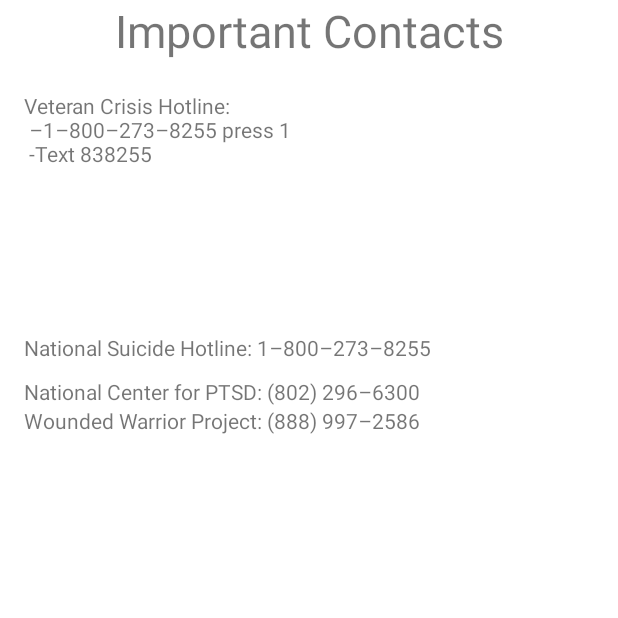
After one commit to granttg2/cis400_ptsd, an Android app: the Learn screen opened directly, with no data from a screen before it, on a phone screen of 412 x 824 dp, the top half of it. The commit adds this screen. Run offline under Robolectric (Android 15) with nearby library versions, the light colour scheme and no system bars.

Commit message:
Map and Learn
A map (with no extra features ) appears. Contacts have been moved to checklist which Ive renamed Learn

```diff
--- a/app/src/main/AndroidManifest.xml
+++ b/app/src/main/AndroidManifest.xml
@@ -9,9 +9,13 @@
         android:roundIcon="@mipmap/ic_launcher_round"
         android:supportsRtl="true"
         android:theme="@style/Theme.Cis400_ptsd">
-        <activity android:name=".CheckListMain"/>
+
+        <activity android:name=".Learn"/>
         <activity android:name=".GameMain"/>
         <activity android:name=".MapMain"/>
+        <meta-data
+            android:name="com.google.android.geo.API_KEY"
+            android:value="${MAPS_API_KEY}" />
         <activity android:name=".MeditationMain"/>
         <activity
             android:name=".MainActivity"
--- a/app/src/main/java/com/example/cis400_ptsd/CheckListMain.java
+++ /dev/null
@@ -1,6 +0,0 @@
-package com.example.cis400_ptsd;
-
-import android.app.Activity;
-
-public class CheckListMain extends Activity {
-}
--- /dev/null
+++ b/app/src/main/java/com/example/cis400_ptsd/Learn.java
@@ -0,0 +1,17 @@
+package com.example.cis400_ptsd;
+
+import android.app.Activity;
+import android.os.Bundle;
+import android.widget.TextView;
+
+public class Learn extends Activity {
+    protected void onCreate(Bundle savedInstanceState) {
+        super.onCreate(savedInstanceState);
+        setContentView(R.layout.activity_learn);
+        TextView contact_text = findViewById(R.id.contacts);
+        TextView vet_crisis_text = findViewById(R.id.veteranCrisis);
+        TextView suicide_hotline_text = findViewById(R.id.suicideHotline);
+        TextView center_for_ptsd_text = findViewById(R.id.woundedWarriors);
+
+    }
+}
--- /dev/null
+++ b/app/src/main/res/layout/activity_learn.xml
@@ -0,0 +1,68 @@
+<?xml version="1.0" encoding="utf-8"?>
+<androidx.constraintlayout.widget.ConstraintLayout xmlns:android="http://schemas.android.com/apk/res/android"
+    android:layout_width="match_parent"
+    xmlns:app="http://schemas.android.com/apk/res-auto"
+    android:layout_height="match_parent"
+    android:id="@+id/contactInfo"
+    xmlns:tools="http://schemas.android.com/tools"
+    tools:context=".Learn">
+
+<TextView
+    android:id="@+id/contacts"
+    android:layout_width="wrap_content"
+    android:layout_height="wrap_content"
+    android:layout_marginBottom="20dp"
+    android:text="@string/important_contacts"
+    android:textAlignment="center"
+    android:textSize="30sp"
+    app:layout_constraintBottom_toTopOf="@+id/veteranCrisis"
+    app:layout_constraintEnd_toEndOf="parent"
+    app:layout_constraintStart_toStartOf="parent"
+    app:layout_constraintTop_toTopOf="parent"></TextView>
+
+<TextView
+    android:id="@+id/veteranCrisis"
+    android:layout_width="180dp"
+    android:layout_height="0dp"
+    android:layout_marginStart="16dp"
+    android:layout_marginBottom="9dp"
+    android:text="@string/vet_crisis_hotline"
+    app:layout_constraintBottom_toTopOf="@+id/suicideHotline"
+    app:layout_constraintStart_toStartOf="parent"
+    app:layout_constraintTop_toBottomOf="@+id/contacts"></TextView>
+
+<TextView
+    android:id="@+id/suicideHotline"
+    android:layout_width="wrap_content"
+    android:layout_height="wrap_content"
+    android:layout_marginStart="16dp"
+    android:layout_marginBottom="10dp"
+    android:text="@string/national_suicide_hotline"
+    app:layout_constraintBottom_toTopOf="@+id/nationalPTSD"
+    app:layout_constraintStart_toStartOf="parent"
+    app:layout_constraintTop_toBottomOf="@+id/veteranCrisis"></TextView>
+
+<TextView
+    android:id="@+id/nationalPTSD"
+    android:layout_width="wrap_content"
+    android:layout_height="wrap_content"
+    android:layout_marginStart="16dp"
+    android:layout_marginBottom="553dp"
+    android:text="@string/national_center_for_PTSD"
+    app:layout_constraintBottom_toBottomOf="parent"
+    app:layout_constraintStart_toStartOf="parent"
+    app:layout_constraintTop_toBottomOf="@+id/suicideHotline"></TextView>
+
+<TextView
+    android:id="@+id/woundedWarriors"
+    android:layout_width="wrap_content"
+    android:layout_height="wrap_content"
+    android:layout_marginStart="16dp"
+    android:layout_marginBottom="570dp"
+    android:text="@string/wounded_warrior"
+    app:layout_constraintBottom_toBottomOf="parent"
+    app:layout_constraintStart_toStartOf="parent"
+    app:layout_constraintTop_toBottomOf="@+id/nationalPTSD"
+    app:layout_constraintVertical_bias="0.0"></TextView>
+
+</androidx.constraintlayout.widget.ConstraintLayout>
--- a/app/src/main/res/values/strings.xml
+++ b/app/src/main/res/values/strings.xml
@@ -1,4 +1,5 @@
 <resources>
+    <!--Main strings-->
     <string name="app_name">Trauma Tracker</string>
     <string name="welcome_message">Welcome Back</string>
     <string name="reporting">Self Reporting Survey</string>
@@ -10,4 +11,14 @@
     <string name="med_mood">Could Be Better</string>
     <string name="good_mood">Great</string>
     <string name="feeling">How\'re you feeling?</string>
+
+    <!--Spotify strings-->
+    <!--Map strings-->
+    <!--Contact strings-->
+    <string name="important_contacts">Important Contacts</string>
+    <string name="vet_crisis_hotline">Veteran Crisis Hotline: \n –1–800–273–8255 press 1 \n -Text 838255</string>
+    <string name="national_suicide_hotline">National Suicide Hotline: 1–800–273–8255</string>
+    <string name="national_center_for_PTSD">National Center for PTSD: (802) 296–6300</string>
+    <string name="wounded_warrior">Wounded Warrior Project: (888) 997–2586</string>
+    <!--Game strings-->
 </resources>
--- a/build.gradle
+++ b/build.gradle
@@ -7,6 +7,7 @@
     dependencies {
         classpath "com.android.tools.build:gradle:7.0.1"
 
+        classpath "com.google.android.libraries.mapsplatform.secrets-gradle-plugin:secrets-gradle-plugin:2.0.0"
         // NOTE: Do not place your application dependencies here; they belong
         // in the individual module build.gradle files
     }
```
Also changed, not shown: app/build.gradle (+5 -2 lines), app/src/main/java/com/example/cis400_ptsd/MainActivity.java (+2 -7 lines), app/src/main/java/com/example/cis400_ptsd/MapMain.java (+46 -2 lines), app/src/main/res/layout/activity_map.xml (added, +17 -0 lines), app/src/main/res/layout/checklist.xml (deleted, +0 -8 lines), app/src/main/res/layout/map.xml (deleted, +0 -68 lines).
